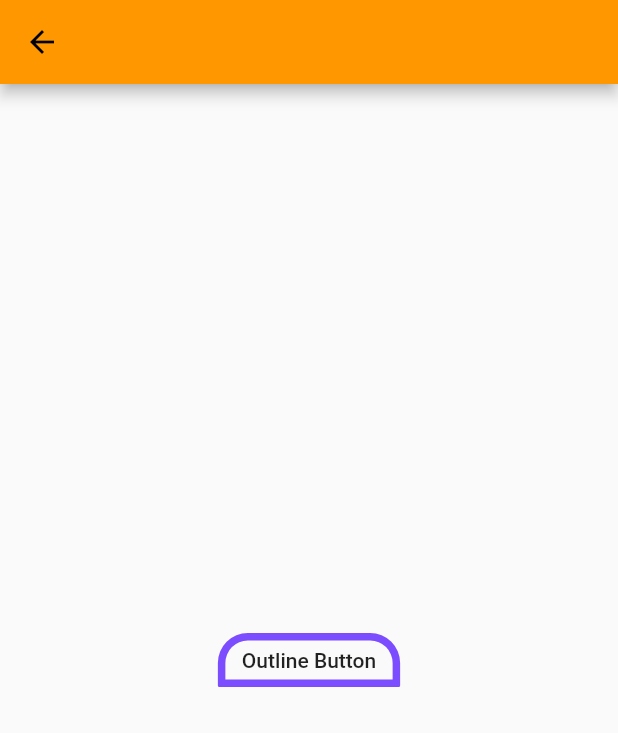
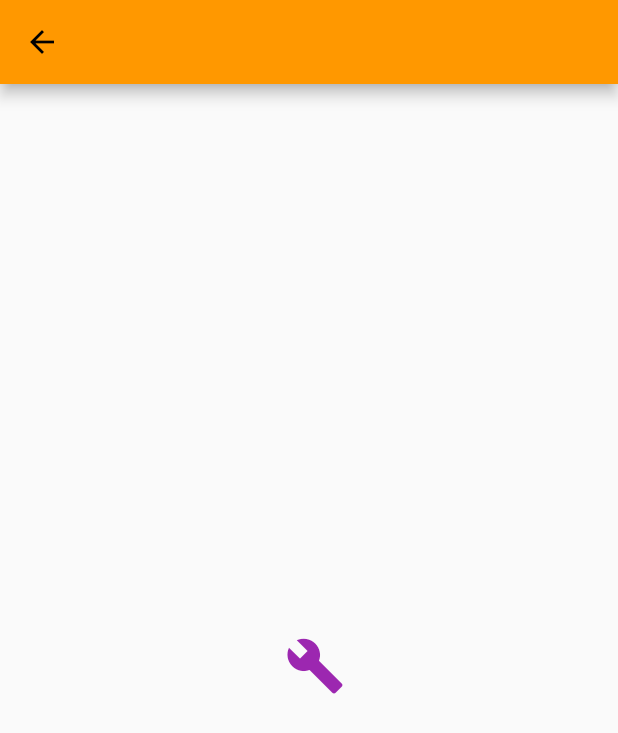
Before and after one commit to PoojaB26/FlutterBasicWidgets, a Flutter app: the ButtonWidget screen opened by its route, on a phone screen of 412 x 824 dp. Shown: the top 733 px of the screen. Run offline on Flutter 3.47's test engine with Material 2 defaults, Android fonts, the light colour scheme and no system bars.

Commit message:
updated button widget

```diff
--- a/lib/button_widget.dart
+++ b/lib/button_widget.dart
@@ -6,21 +6,12 @@ class ButtonWidget extends StatelessWidget{
     return Scaffold(
       appBar: AppBar(),
       body: Center(
-        child: OutlineButton(
-          onPressed: (){},
-          borderSide: BorderSide(
-              width: 5.0,
-              color: Colors.deepPurpleAccent
-          ),
-          color: Colors.deepPurpleAccent,
-          highlightedBorderColor: Colors.purple,
-          splashColor: Colors.green,
-          //highlightColor: Colors.red,
-          child: Text("Outline Button"),
-          shape: RoundedRectangleBorder(
-              borderRadius: BorderRadius.vertical(top: Radius.circular(20.0), bottom: Radius.circular(1.0))
-          ),
-        ),
+        child: IconButton(
+            color: Colors.purple,
+            splashColor: Colors.yellow,
+           // highlightColor: Colors.red,
+            icon: Icon(Icons.build, size: 40.0,),
+            onPressed: (){})
       ),
     );
   }
@@ -102,3 +93,17 @@ class ButtonWidget extends StatelessWidget{
         ),
 *
 * */
+
+
+/*
+* TODO IconButton
+*
+* IconButton(
+            color: Colors.purple,
+            splashColor: Colors.yellow,
+           // highlightColor: Colors.red,
+            icon: Icon(Icons.build, size: 40.0,),
+            onPressed: (){})
+      ),
+
+* */
```
Also changed, not shown: 1 other file.
